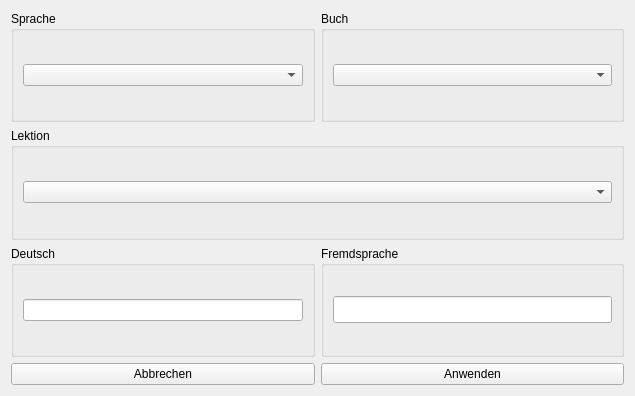
First picture: the form in UIs/WindowWoerterbuchBearbeiten.ui, repository JPaehr/VokabelTrainer, before the edit.
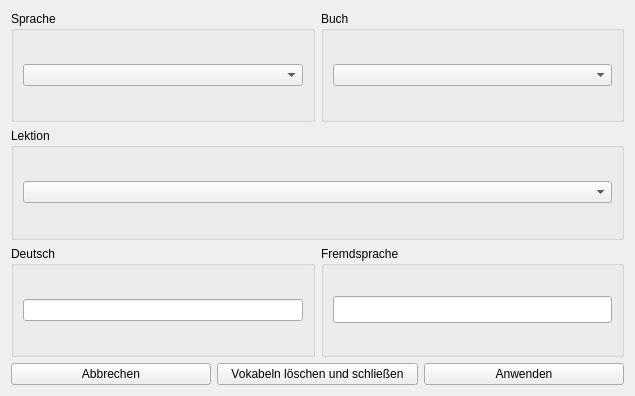
Second picture: the form after the edit.

Commit message: now vocabulary can be deleted

Patch:
```diff
--- a/UIs/WindowWoerterbuchBearbeiten.ui
+++ b/UIs/WindowWoerterbuchBearbeiten.ui
@@ -97,6 +97,13 @@
        </property>
       </widget>
      </item>
+     <item>
+      <widget class="QPushButton" name="btnVokabelLoeschenUSchliessen">
+       <property name="text">
+        <string>Vokabeln löschen und schließen</string>
+       </property>
+      </widget>
+     </item>
      <item>
       <widget class="QPushButton" name="btnAnwenden">
        <property name="text">
```
The commit also changes 2 other files.
